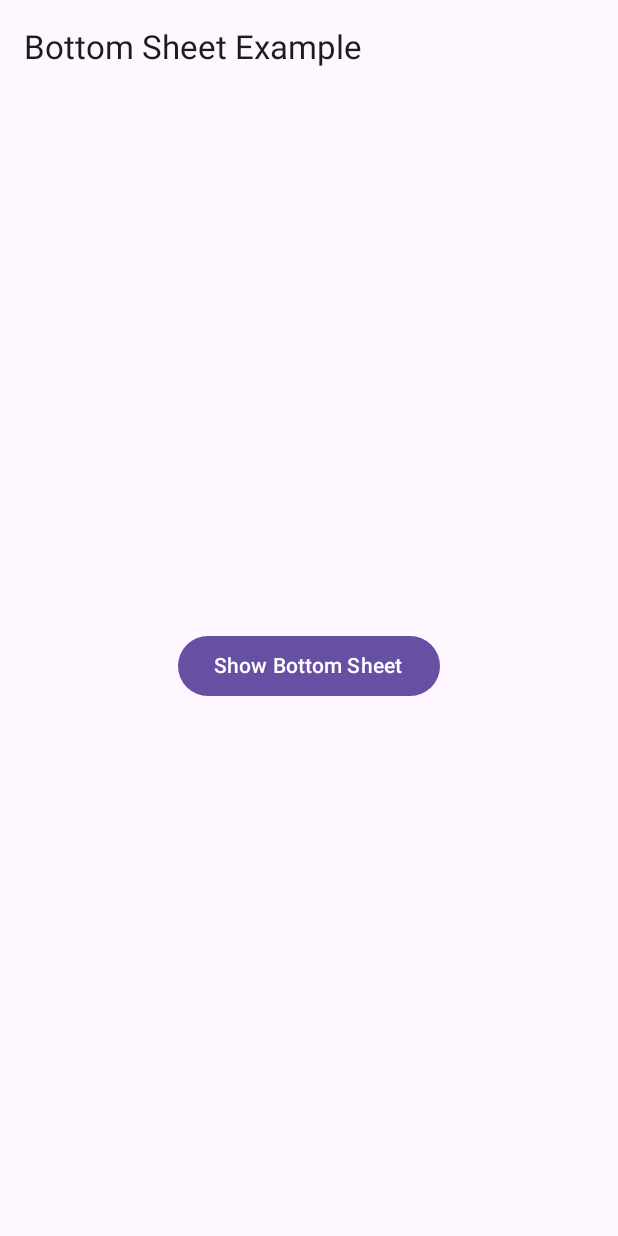
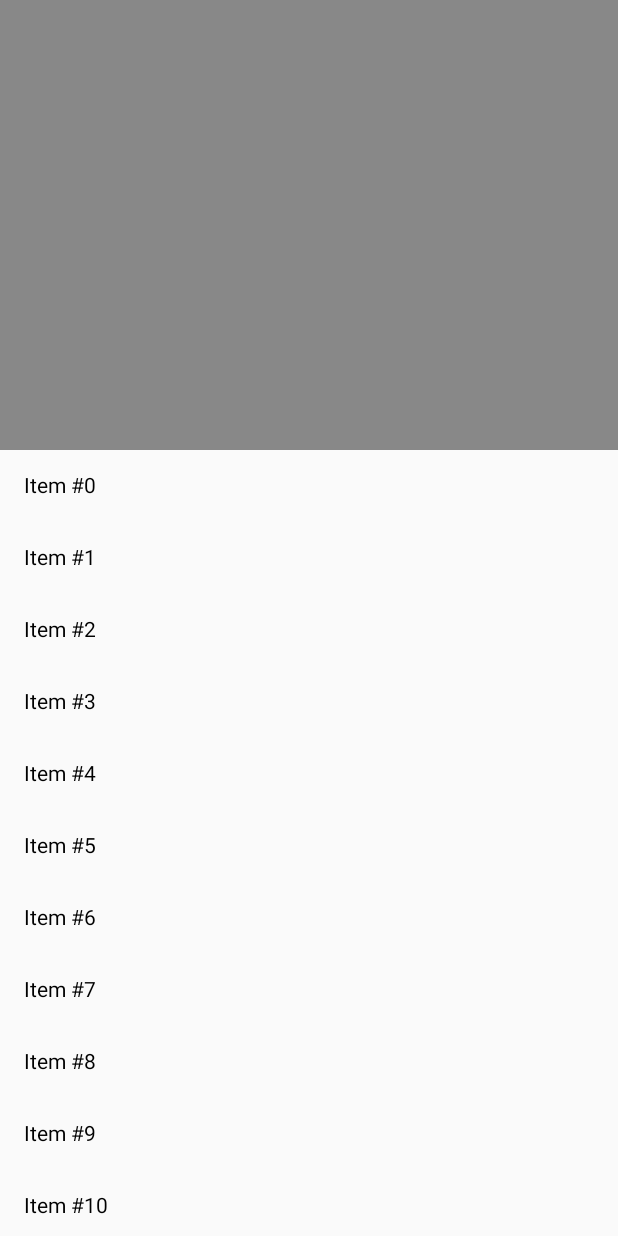
Before and after one commit to iRonSam007/ComposeTutoApp, an Android app built with Jetpack Compose: the screen it shows after launch (MainActivity), on a phone screen of 412 x 824 dp. Run offline under Robolectric (Android 15) with nearby library versions, the phone set to English and light mode, and no system bars; our stand-ins replace constraintlayout-compose; libraries missing offline, so code that uses them is left out: androidx.constraintlayout.compose, androidx.navigation, androidx.navigation.compose, kotlin.random, kotlinx.coroutines and 3 more; Roboto replaces fonts that are not available here.

Commit message:
feat: add Multilayer Parallax scroll

```diff
--- a/app/src/main/java/com/example/composetutoapp/MainActivity.kt
+++ b/app/src/main/java/com/example/composetutoapp/MainActivity.kt
@@ -182,8 +182,51 @@ class MainActivity : ComponentActivity() {
             //ApplicationNavGraph()
             //BottomNavigationBarWithBadges()
             //DrawerNavigation()
-            BottomSheetExample()
-        }
+            //BottomSheetExample()
+            ParallaxScrollExample()
+        }
+    }
+}
+
+//12.6 - Multi layer parallax scroll// Adjusting speed of different layer with modifiers
+//In General: Parallax effect can be done by manipulating Modifier.offset() or Modifier.graphicsLayer()
+@Composable
+fun ParallaxScrollExample() {
+    val scrollState = rememberLazyListState()
+
+    // Calculate the offset for parallax effect based on scroll position
+    val backgroundOffset = remember { mutableStateOf(0f) }
+    val foregroundOffset = remember { mutableStateOf(0f) }
+
+    LazyColumn(state = scrollState) {
+        item {
+            // Background layer - Moves slowly
+            Box(
+                modifier = Modifier
+                    .fillMaxWidth()
+                    .height(300.dp)
+                    .graphicsLayer {
+                        translationY = backgroundOffset.value
+                    }
+                    .background(Color.Gray)
+            )
+        }
+        items(50) {
+            // Main content
+            Text(
+                text = "Item #$it",
+                modifier = Modifier
+                    .fillMaxWidth()
+                    .padding(16.dp)
+            )
+        }
+    }
+
+    // Update the offset values based on scroll position
+    LaunchedEffect(scrollState.firstVisibleItemIndex) {
+        val firstVisibleItemScroll = scrollState.layoutInfo.visibleItemsInfo.firstOrNull()?.offset ?: 0
+        backgroundOffset.value = -firstVisibleItemScroll * 0.1f  // Background moves slower
+        foregroundOffset.value = -firstVisibleItemScroll * 0.5f  // Foreground moves faster
     }
 }
 
@@ -251,7 +294,6 @@ fun BottomSheetContent(onItemSelected: (String) -> Unit) {
         }
     }
 }
-
 
 
 
```
